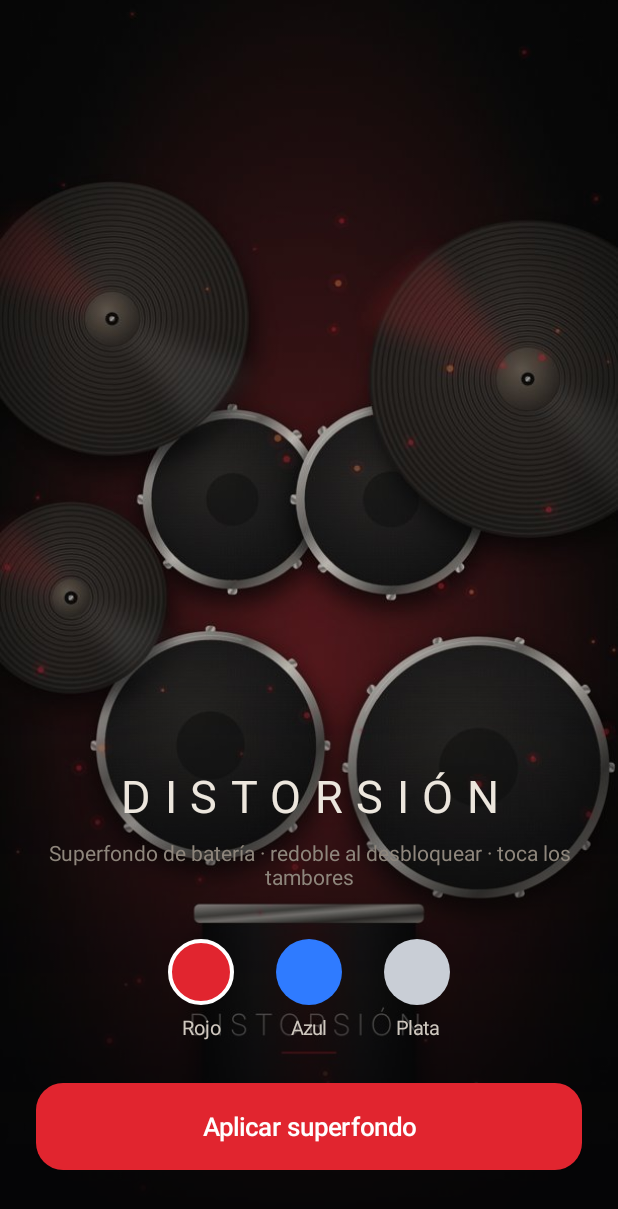
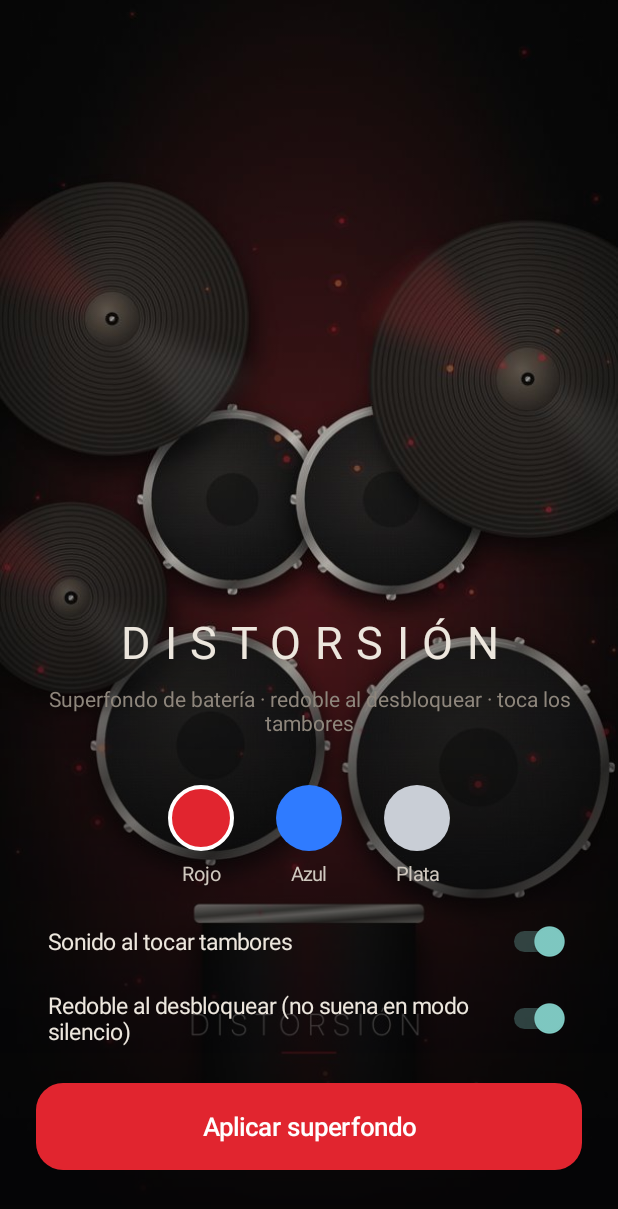
Before and after one commit to hossa2016/distorsion-launcher, an Android app: the screen it shows after launch (SetupActivity), on a phone screen of 412 x 824 dp. Shown: the top 1209 px of the screen. Run offline under Robolectric (Android 15) with nearby library versions, the phone set to English and light mode, and no system bars.

Commit message:
Superfondo: sonidos de batería al tocar y al desbloquear, con interruptores
Co-Authored-By: Claude Opus 5.5 <noreply@anthropic.com>
Claude-Session: https://claude.ai/code/session_01D8asjgGzRQotZhDuXHw6S8

```diff
--- a/superfondo/src/main/java/com/hossa/superfondo/Palette.kt
+++ b/superfondo/src/main/java/com/hossa/superfondo/Palette.kt
@@ -37,4 +37,10 @@ object Palettes {
     fun select(ctx: Context, index: Int) {
         sp(ctx).edit().putInt("palette", index).apply()
     }
+
+    fun soundTouch(ctx: Context): Boolean = sp(ctx).getBoolean("soundTouch", true)
+    fun setSoundTouch(ctx: Context, on: Boolean) { sp(ctx).edit().putBoolean("soundTouch", on).apply() }
+
+    fun soundUnlock(ctx: Context): Boolean = sp(ctx).getBoolean("soundUnlock", true)
+    fun setSoundUnlock(ctx: Context, on: Boolean) { sp(ctx).edit().putBoolean("soundUnlock", on).apply() }
 }
--- a/superfondo/src/main/java/com/hossa/superfondo/SetupActivity.kt
+++ b/superfondo/src/main/java/com/hossa/superfondo/SetupActivity.kt
@@ -13,6 +13,7 @@ import android.widget.Button
 import android.widget.FrameLayout
 import android.widget.ImageView
 import android.widget.LinearLayout
+import android.widget.Switch
 import android.widget.TextView
 import android.widget.Toast
 
@@ -89,6 +90,19 @@ class SetupActivity : Activity() {
         }
         panel.addView(row, LinearLayout.LayoutParams(ViewGroup.LayoutParams.MATCH_PARENT, ViewGroup.LayoutParams.WRAP_CONTENT))
 
+        fun toggle(label: String, value: Boolean, onChange: (Boolean) -> Unit) = Switch(this).apply {
+            text = label
+            textSize = 15f
+            setTextColor(Color.parseColor("#ECE6DD"))
+            isChecked = value
+            setPadding(px(8), px(6), px(8), px(6))
+            setOnCheckedChangeListener { _, on -> onChange(on) }
+        }
+        val wrap = LinearLayout.LayoutParams(ViewGroup.LayoutParams.MATCH_PARENT, ViewGroup.LayoutParams.WRAP_CONTENT)
+        wrap.topMargin = px(10)
+        panel.addView(toggle("Sonido al tocar tambores", Palettes.soundTouch(this)) { Palettes.setSoundTouch(this, it) }, wrap)
+        panel.addView(toggle("Redoble al desbloquear (no suena en modo silencio)", Palettes.soundUnlock(this)) { Palettes.setSoundUnlock(this, it) }, LinearLayout.LayoutParams(wrap))
+
         button = Button(this).apply {
             text = "Aplicar superfondo"
             isAllCaps = false
```
Also changed, not shown: superfondo/src/main/java/com/hossa/superfondo/RockWallpaperService.kt (+43 -0 lines), superfondo/src/main/java/com/hossa/superfondo/Scene.kt (+17 -2 lines), 8 other files.
